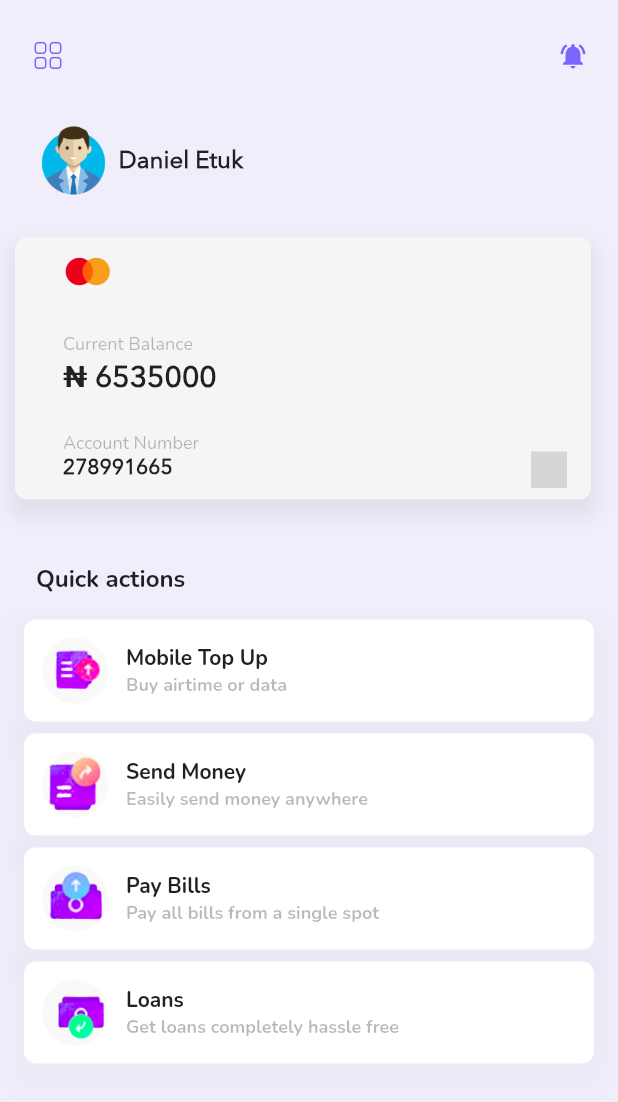
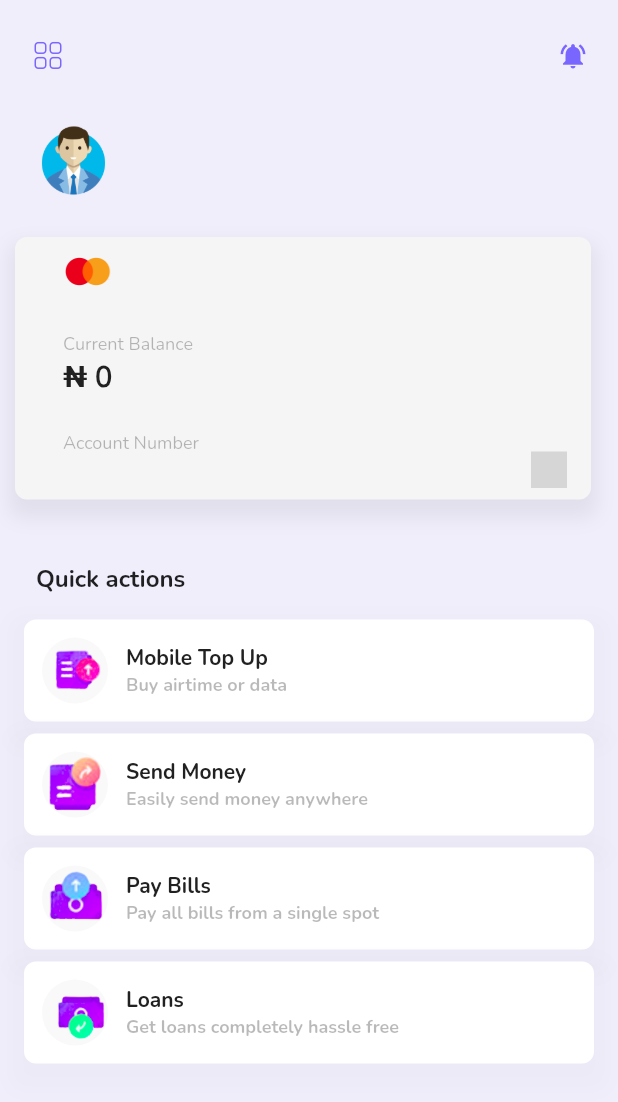
Before and after one commit to neobyte13/kashout, a Flutter app: the Home screen opened by its route, on a phone screen of 412 x 824 dp. Shown: the top 1102 px of the screen. Run offline on Flutter 3.47's test engine with Material 2 defaults, Android fonts, the phone set to English and light mode, and no system bars; our stand-ins replace cloud_firestore, firebase_auth, firebase_core, flutter_svg, google_fonts, shared_preferences; accounts and stored records are empty; grey boxes are pictures that could not be loaded.

Commit message:
completed homescreen

```diff
--- a/lib/screens/Home/homescreen.dart
+++ b/lib/screens/Home/homescreen.dart
@@ -1,8 +1,11 @@
+import 'package:cloud_firestore/cloud_firestore.dart';
+import 'package:firebase_auth/firebase_auth.dart';
 import 'package:flutter/material.dart';
 import 'package:flutter_svg/flutter_svg.dart';
 import 'package:google_fonts/google_fonts.dart';
 import 'package:kashout/utils/colors.dart';
 import 'package:kashout/utils/customIcon.dart';
+import 'package:kashout/utils/sharedPrefs.dart';
 
 class Home extends StatefulWidget {
   @override
@@ -294,13 +297,25 @@ class _HomeState extends State<Home> {
 
   @override
   Widget build(BuildContext context) {
+    var firebaseUser = FirebaseAuth.instance.currentUser;
     return Scaffold(
       backgroundColor: colors["background"],
-      body: ListView(
+      body: Container(
+        child: StreamBuilder<DocumentSnapshot>(
+            stream: FirebaseFirestore.instance
+                .collection('users')
+                .doc(firebaseUser.uid)
+                .snapshots(),
+            builder: (context, AsyncSnapshot<DocumentSnapshot> snapshot) {
+              if (!snapshot.hasData) {
+                return Center(child: CircularProgressIndicator());
+              }
+              return ListView(
                 physics: ClampingScrollPhysics(),
                 children: <Widget>[
                   Padding(
-            padding: EdgeInsets.symmetric(horizontal: 20.0, vertical: 25.0),
+                    padding:
+                        EdgeInsets.symmetric(horizontal: 20.0, vertical: 25.0),
                     child: Row(
                       mainAxisAlignment: MainAxisAlignment.spaceBetween,
                       children: <Widget>[
@@ -340,12 +355,13 @@ class _HomeState extends State<Home> {
                           height: 50,
                           child: CircleAvatar(
                             backgroundColor: Colors.transparent,
-                    backgroundImage: AssetImage('assets/images/avatar.png'),
+                            backgroundImage:
+                                AssetImage('assets/images/avatar.png'),
                           ),
                         ),
                         SizedBox(width: 5),
                         Text(
-                  "Daniel Etuk",
+                          "${sharedPrefs.username}",
                           textAlign: TextAlign.left,
                           style: TextStyle(
                             fontSize: 16.0,
@@ -402,7 +418,8 @@ class _HomeState extends State<Home> {
                               left: 16,
                               top: 81,
                               child: Text(
-                        '₦ 6535000',
+                                '₦ ' +
+                                    snapshot.data["accountBalance"].toString(),
                                 style: TextStyle(
                                   fontSize: 20,
                                   fontWeight: FontWeight.w700,
@@ -425,7 +442,7 @@ class _HomeState extends State<Home> {
                               left: 16,
                               bottom: 12,
                               child: Text(
-                        "278991665",
+                                snapshot.data["accountNumber"],
                                 style: TextStyle(
                                     fontSize: 14,
                                     fontWeight: FontWeight.w700,
@@ -447,7 +464,8 @@ class _HomeState extends State<Home> {
                     ),
                   ),
                   Padding(
-            padding: EdgeInsets.only(left: 24, top: 32, bottom: 16, right: 24),
+                    padding: EdgeInsets.only(
+                        left: 24, top: 32, bottom: 16, right: 24),
                     child: Text(
                       'Quick actions',
                       style: GoogleFonts.nunito(
@@ -459,6 +477,8 @@ class _HomeState extends State<Home> {
                   ),
                   listQuickActions(),
                 ],
+              );
+            }),
       ),
     );
   }
```
Lines whose indentation alone changed are shown as unchanged.
